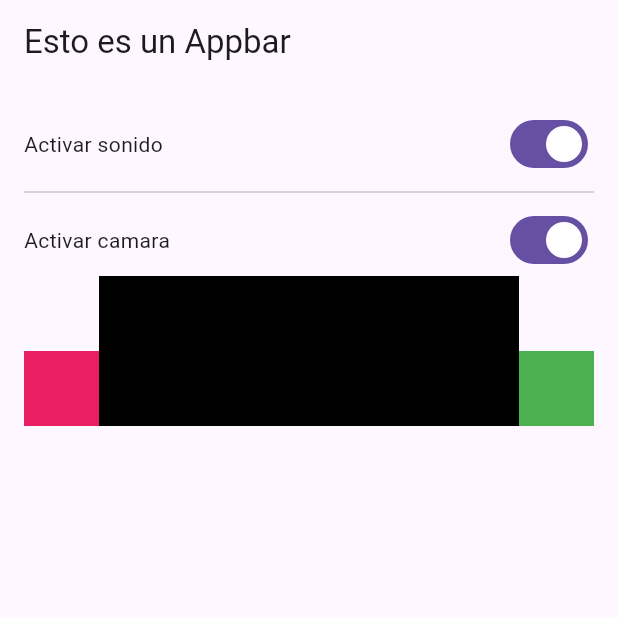
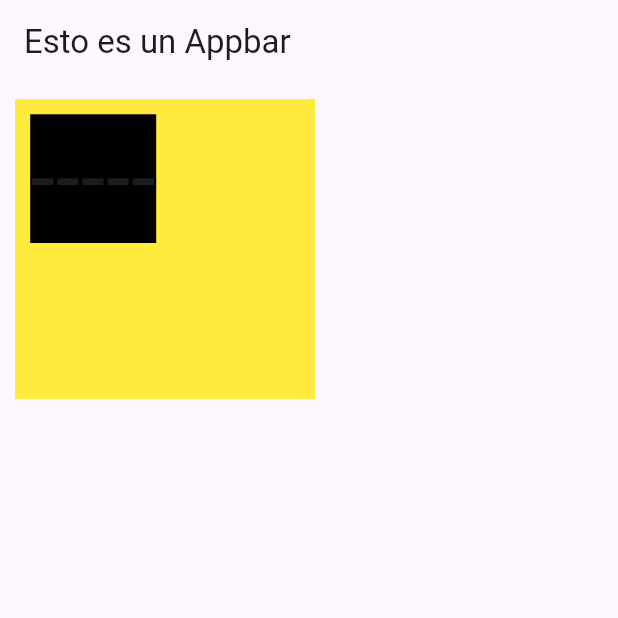
Before and after one commit to sebudea/FlutterLearn, a Flutter app: the screen it shows after launch, on a phone screen of 412 x 824 dp, the top half of it. Run offline on Flutter 3.47's test engine with Material 3 defaults, Android fonts, the phone set to English and light mode, and no system bars.

Commit message:
Flutter Padding Margin

```diff
--- a/lib/main.dart
+++ b/lib/main.dart
@@ -10,60 +10,20 @@ class MyApp extends StatelessWidget {
     return MaterialApp(
       title: 'Material App',
       home: Scaffold(
-        appBar: AppBar(
-          title: const Text("Esto es un Appbar"),
-        ),
-        body: Padding(
-          padding: const EdgeInsets.all(16.0),
-          child: Column(
-            children: <Widget>[
-              Row(
-                mainAxisAlignment: MainAxisAlignment.spaceBetween,
-                children: <Widget>[
-                  Text("Activar sonido"),
-                  Switch(
-                    value: true,
-                    onChanged: (value) {},
-                  )
-                ],
-              ),
-              Divider(),
-              Row(
-                children: <Widget>[
-                  Expanded(child: Text("Activar camara")),
-                  Switch(
-                    value: true,
-                    onChanged: (value) {},
-                  )
-                ],
-              ),
-              Row(
-                mainAxisAlignment: MainAxisAlignment.spaceAround,
-                crossAxisAlignment: CrossAxisAlignment.end,
-                children: <Widget>[
-                  Container(
-                    height: 50,
-                    width: 50,
-                    color: Colors.pink,
-                  ),
-                  Expanded(
-                    child: Container(
-                      height: 100,
-                      width: 50,
-                      color: Colors.black,
-                    ),
-                  ),
-                  Container(
-                    height: 50,
-                    width: 50,
-                    color: Colors.green,
-                  ),
-                ],
-              )
-            ],
+          appBar: AppBar(
+            title: const Text("Esto es un Appbar"),
           ),
-        ),
-      ),
+          body: Container(
+            width: 200,
+            height: 200,
+            color: Colors.yellow,
+            margin: EdgeInsets.all(10),
+            padding: EdgeInsets.all(10),
+            child: Text(
+              "-----",
+              style: TextStyle(backgroundColor: Colors.black, fontSize: 60),
+            ),
+          )),
     );
   }
 }
```
